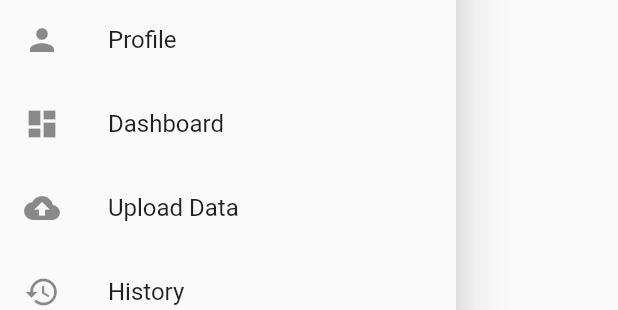
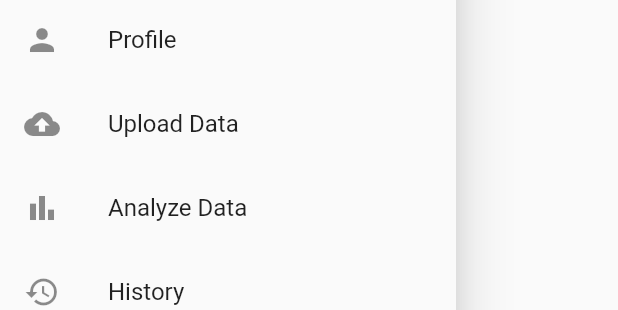
Before and after one commit to PabloHernandezP/SeniorProject, a Flutter app: the MyDrawer widget shown alone on an empty page, opened directly, on a phone screen of 412 x 824 dp. Shown: the part 256-566 px from the top of the screen. Run offline on Flutter 3.47's test engine with Material 2 defaults, Android fonts, the phone set to English and light mode, and no system bars; our stand-ins replace carousel_slider, file_picker, firebase_auth, firebase_core, firebase_database, firebase_storage and 4 more; accounts and stored records are empty.

Commit message:
drawer updates

```diff
--- a/lib/pages/dashboard/dashboard.dart
+++ b/lib/pages/dashboard/dashboard.dart
@@ -9,7 +9,7 @@ class Dashboard extends StatelessWidget {
   Widget build(BuildContext context) {
     return Scaffold(
       appBar: AppBar(
-        title: const Text("Dashboard"),
+        title: const Text("Analyze Results"),
       ),
       drawer: const MyDrawer(),
       body: const DashboardBody(),
--- a/lib/widgets/my_drawer.dart
+++ b/lib/widgets/my_drawer.dart
@@ -28,19 +28,19 @@ class MyDrawer extends StatelessWidget {
             },
           ),
           ListTile(
-            leading: const Icon(Icons.dashboard),
-            title: const Text('Dashboard'),
-            onTap: () {
-              Navigator.pop(context);
-              Get.to(const Dashboard());
-            },
-          ),
-          ListTile(
             leading: const Icon(Icons.cloud_upload),
             title: const Text('Upload Data'),
             onTap: () {
               Navigator.pop(context);
               Get.to(const UploadDataPage());
+            },
+          ),
+          ListTile(
+            leading: const Icon(Icons.bar_chart),
+            title: const Text('Analyze Data'),
+            onTap: () {
+              Navigator.pop(context);
+              Get.to(const Dashboard());
             },
           ),
           ListTile(
```
